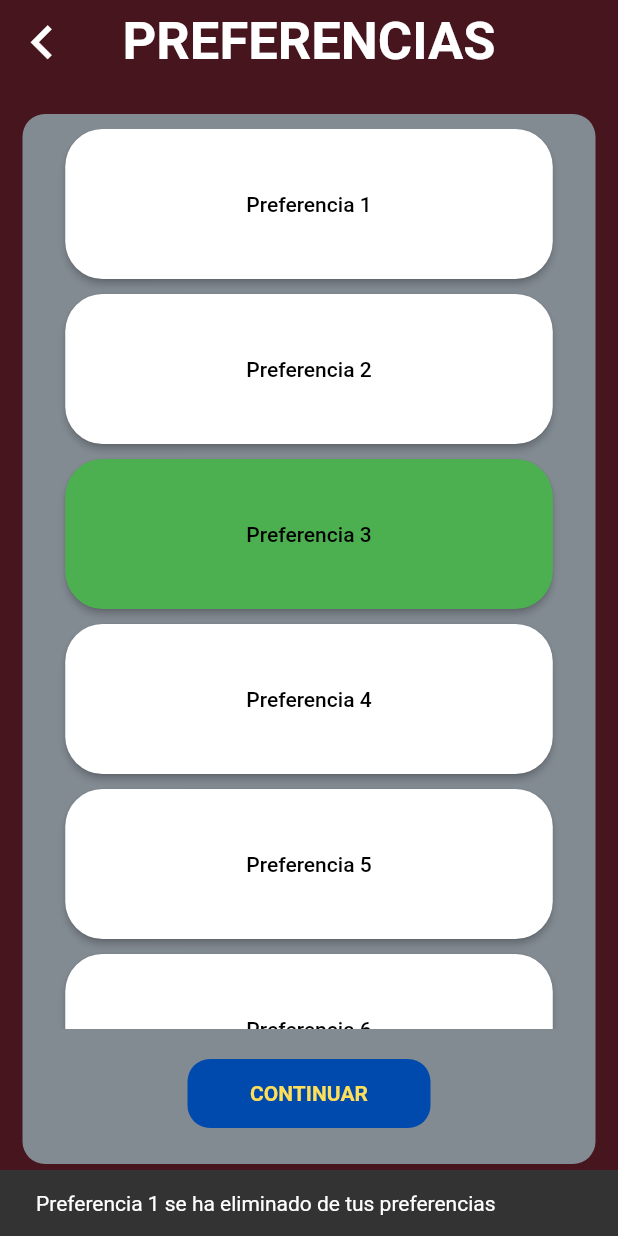
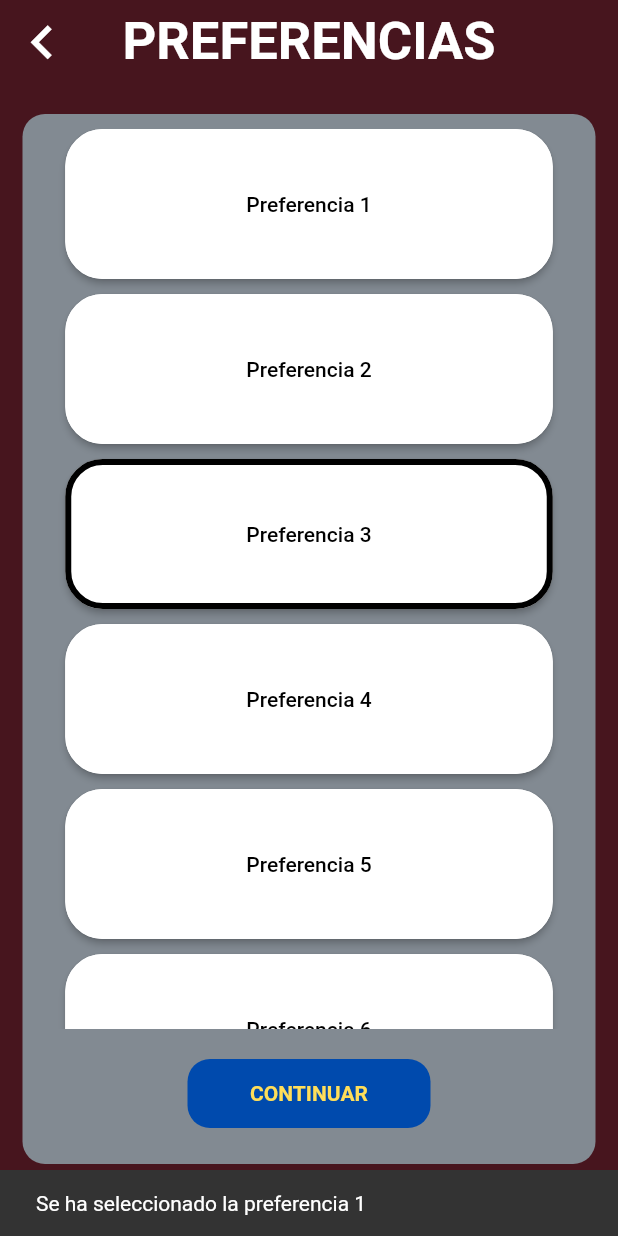
Before and after one commit to ISPP-G8/FindMyFun, a Flutter app: the PreferencesView screen opened by its route, after a tap on an icon or button, on a phone screen of 412 x 824 dp. Run offline on Flutter 3.47's test engine with Material 2 defaults, Android fonts, the light colour scheme and no system bars; our stand-ins replace firebase_core; accounts and stored records are empty.

Commit message:
design: cambia como se ven las preferencias seleccionadas

```diff
--- a/lib/views/preferences/preferences_view.dart
+++ b/lib/views/preferences/preferences_view.dart
@@ -83,23 +83,25 @@ class _PreferencesColumnState extends State<PreferencesColumn> {
                             	  ElevatedButton(
                                   style: ButtonStyle(
                                     shape: MaterialStateProperty.all<RoundedRectangleBorder>(RoundedRectangleBorder(
-                                      borderRadius: BorderRadius.circular(25.0)
+                                      borderRadius: BorderRadius.circular(25.0),
+                                      side: BorderSide(
+                                        color: prefSelec.contains(index) ? Colors.black : Colors.white, //Si la preferencia se encuentra en la lista se señala con un borde negro
+                                        width: 4,
+                                      )
                                     )),
-                                    backgroundColor: MaterialStateProperty.all(
-                                      prefSelec.contains(index) ? Colors.green : Colors.white //Si la preferencia se encuentra en la lista se pone en verde
-                                    ),
+                                    backgroundColor: MaterialStateProperty.all(Colors.white)
                                   ),
                                   onPressed: () {
                                     setState(() {
                                       if(prefSelec.contains(index)){ //Si una preferencia seleccionada se presiona, es eliminada de la lista
                                         prefSelec.remove(index);
                                         ScaffoldMessenger.of(context).showSnackBar(
-                                          SnackBar(content: Text('Preferencia ${index+1} se ha eliminado de tus preferencias'))
+                                          SnackBar(content: Text('Se ha seleccionado la preferencia ${index+1}'))
                                          );
                                       } else { //Si una preferencia sin seleccionar se presiona, es añadida a la lista
                                         prefSelec.add(index);
                                         ScaffoldMessenger.of(context).showSnackBar(
-                                          SnackBar(content: Text('Preferencia ${index+1} se ha añadido a tus preferencias'))
+                                          SnackBar(content: Text('Se ha deseleccionado la preferencia ${index+1}'))
                                         );
                                       }
                                     });
@@ -110,7 +112,7 @@ class _PreferencesColumnState extends State<PreferencesColumn> {
                         ),
                     );
                   },
-                  childCount: 15,
+                  childCount: 15, //Número de preferencias
                 ),
               ),
             ],
```
